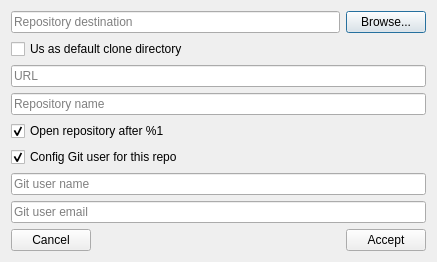
Before: the Qt Designer form 3rdparty/unioncode-GitQlient/src/aux_widgets/CreateRepoDlg.ui in linuxdeepin/deepin-unioncode, drawn with Qt 5.
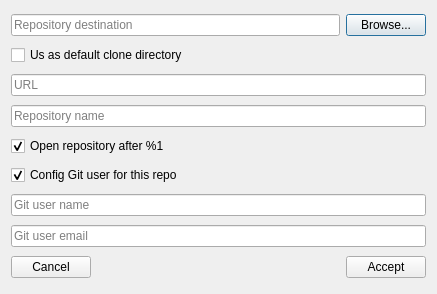
After: the same form once the commit is applied. Custom widgets are drawn as their Qt base class.

Diff of the .ui file:
```diff
--- a/3rdparty/unioncode-GitQlient/src/aux_widgets/CreateRepoDlg.ui
+++ b/3rdparty/unioncode-GitQlient/src/aux_widgets/CreateRepoDlg.ui
@@ -7,7 +7,7 @@
     <x>0</x>
     <y>0</y>
     <width>437</width>
-    <height>256</height>
+    <height>294</height>
    </rect>
   </property>
   <property name="windowTitle">
```
